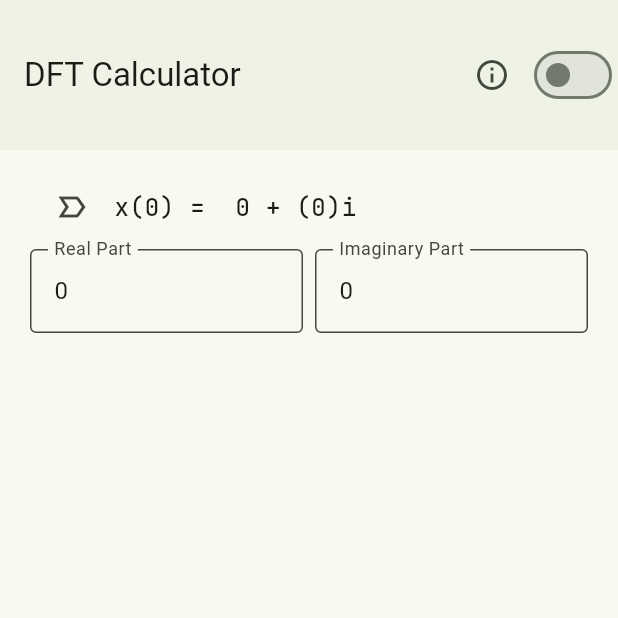
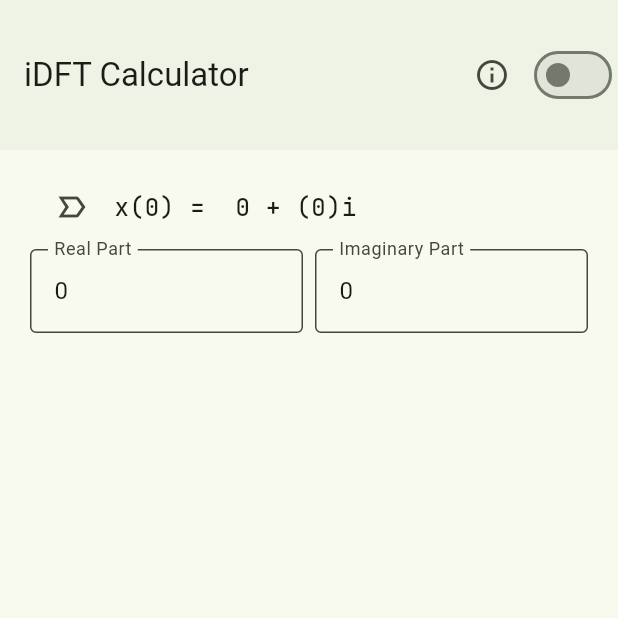
Before and after one commit to Az-21/dft, a Flutter app: the screen it shows after launch, on a phone screen of 412 x 824 dp, the top half of it. Run offline on Flutter 3.47's test engine with Material 2 defaults, Android fonts, the phone set to English and light mode, and no system bars; drawn by our look-alikes of dynamic_color, flutter_animate; our stand-ins replace easy_dynamic_theme, go_router, syncfusion_flutter_charts; missing offline and left inert: complex.

Commit message:
Change appbar title to reflect `IDFT` feature

```diff
--- a/lib/src/home.dart
+++ b/lib/src/home.dart
@@ -74,7 +74,7 @@ class _HomeScreenState extends State<HomeScreen> {
       appBar: AppBar(
         toolbarHeight: 100,
         elevation: 1,
-        title: const Text('DFT Calculator'),
+        title: const Text("iDFT Calculator"),
         actions: [
           IconButton(
             icon: const Icon(Icons.info_outline),
```
